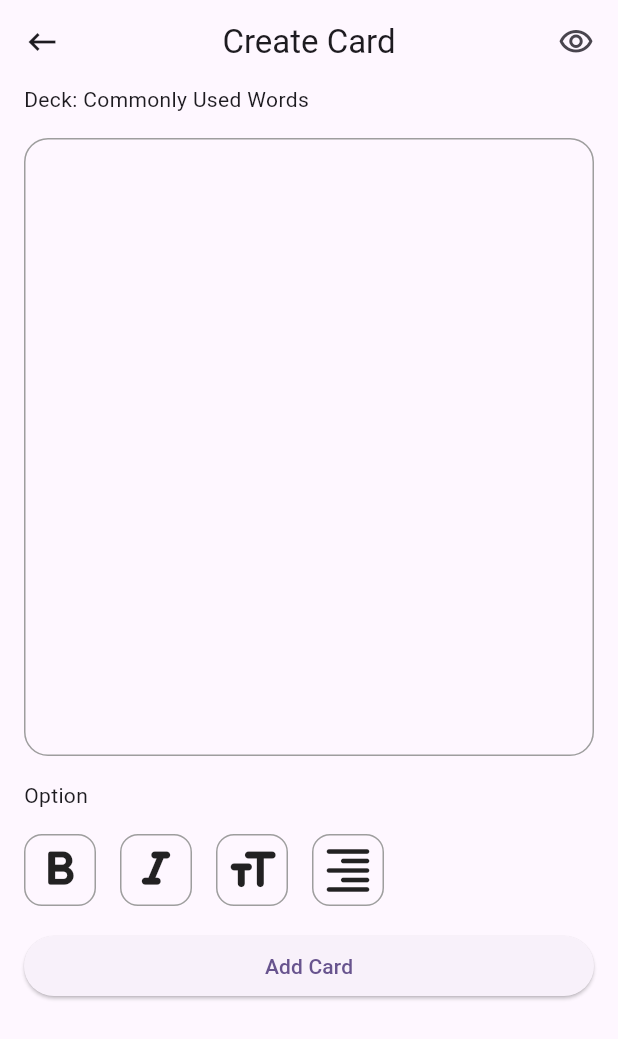
After one commit to gotneb/hokkaido, a Flutter app: the CreateCardView screen opened directly, on a phone screen of 412 x 824 dp. The commit adds this screen. Shown: the top 1039 px of the screen. Run offline on Flutter 3.47's test engine with Material 3 defaults, Android fonts, the light colour scheme and no system bars; our stand-ins replace gap, get.

Commit message:
feat: made basic layout for `CreateCard` view

```diff
--- /dev/null
+++ b/lib/views/create_card.dart
@@ -0,0 +1,99 @@
+import 'package:flutter/material.dart';
+import 'package:gap/gap.dart';
+import 'package:get/get.dart';
+
+class CreateCardView extends StatelessWidget {
+  CreateCardView({super.key});
+
+  final _textOptionsIcons = [
+    Icons.format_bold_rounded,
+    Icons.format_italic_rounded,
+    Icons.format_size_rounded,
+    Icons.format_align_right_rounded,
+  ];
+
+  final appBar = AppBar(
+    title: Text('Create Card'),
+    centerTitle: true,
+    leading: Icon(Icons.keyboard_backspace_outlined),
+    actions: [
+      Padding(
+        padding: const EdgeInsets.only(right: 16),
+        child: Icon(Icons.visibility_outlined),
+      )
+    ],
+  );
+
+  @override
+  Widget build(BuildContext context) {
+    // TODO: AppBar
+    return Scaffold(
+      appBar: appBar,
+      body: _buildBody(),
+    );
+  }
+
+  Widget _buildBody() {
+    return Padding(
+      padding: const EdgeInsets.fromLTRB(16, 0, 16, 16),
+      child: Column(
+        crossAxisAlignment: CrossAxisAlignment.start,
+        children: [
+          // TODO: Select Deck Widget
+          Text('Deck: Commonly Used Words'),
+          const Gap(16),
+          // TODO: Card Text Input
+          Container(
+            height: 0.5 * Get.height,
+            decoration: BoxDecoration(
+                borderRadius: BorderRadius.circular(16),
+                border: Border.all(color: Colors.grey)),
+          ),
+          // TODO: Formatting Text Buttons
+          const Gap(16),
+          Text('Option'),
+          const Gap(16),
+          Row(
+            crossAxisAlignment: CrossAxisAlignment.center,
+            children: List.generate(
+              _textOptionsIcons.length,
+              (index) => _textOption(index),
+            ),
+          ),
+          const Gap(16),
+          // TODO: Add Card Button
+          Row(
+            children: [
+              Expanded(
+                  child: ElevatedButton(
+                onPressed: _onAddCard,
+                child: Text('Add Card'),
+              ))
+            ],
+          ),
+        ],
+      ),
+    );
+  }
+
+  Widget _textOption(int index) {
+    return Container(
+      margin: const EdgeInsets.only(right: 16),
+      padding: const EdgeInsets.all(4),
+      decoration: BoxDecoration(
+        borderRadius: BorderRadius.circular(12),
+        border: Border.all(
+          color: Colors.grey,
+        ),
+      ),
+      child: Icon(
+        _textOptionsIcons[index],
+        size: 38,
+      ),
+    );
+  }
+
+  void _onAddCard() {
+    Get.back();
+  }
+}
--- a/lib/views/home.dart
+++ b/lib/views/home.dart
@@ -2,6 +2,7 @@ import 'package:flutter/material.dart';
 import 'package:get/get.dart';
 import 'package:hokkaido/components/deck_card.dart';
 import 'package:hokkaido/controllers/deck.dart';
+import 'package:hokkaido/views/create_card.dart';
 
 class HomeView extends StatelessWidget {
   HomeView({super.key});
@@ -88,6 +89,10 @@ class HomeView extends StatelessWidget {
     textController.text = '';
   }
 
+  void _createNewCard() {
+    Get.to(CreateCardView());
+  }
+
   void _showAddButtonModal(BuildContext context) {
     final screenHeight = MediaQuery.sizeOf(context).height;
     const modalRadius = Radius.circular(16);
@@ -104,7 +109,7 @@ class HomeView extends StatelessWidget {
         context,
         title: 'Add Card',
         description: 'Create a new flashcard',
-        onClick: () {},
+        onClick: _createNewCard,
       )
     ];
 
```
